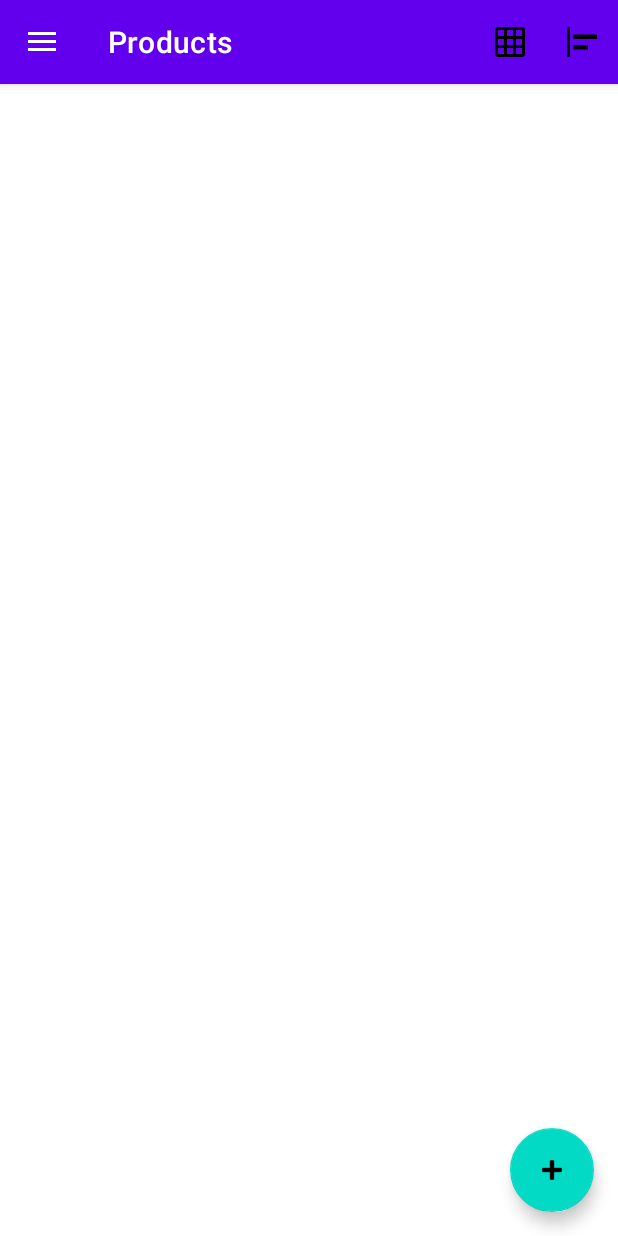
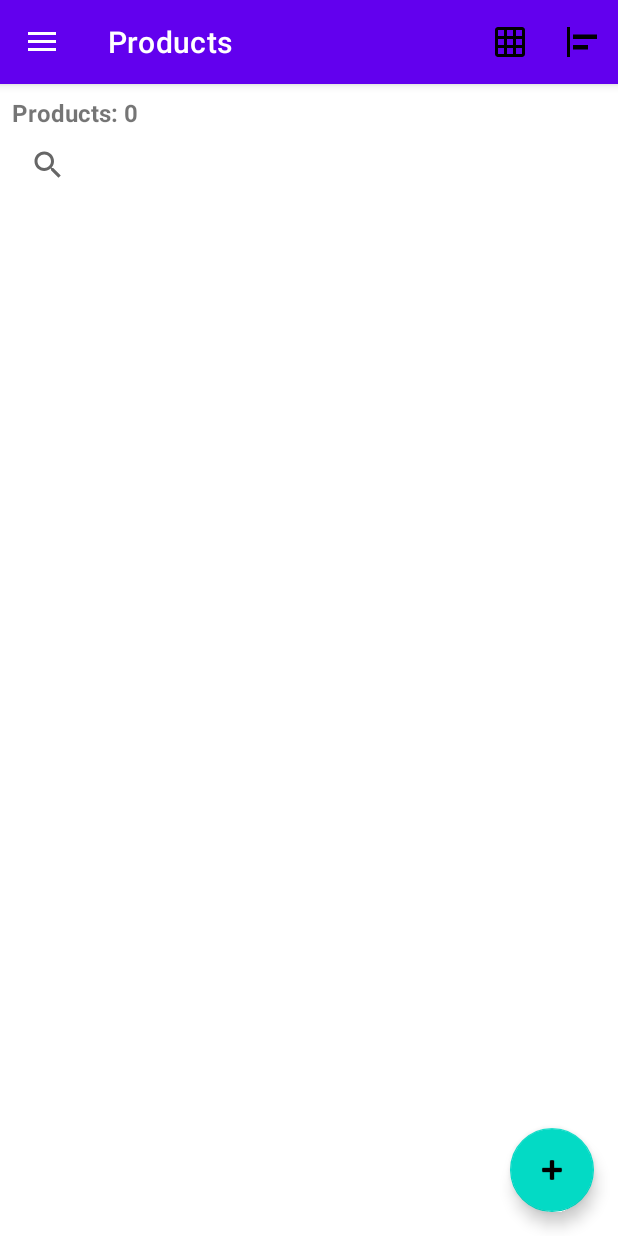
Before and after one commit to Drewienkopl/Mobile-App-Asystent-Ekologiczny, an Android app: the screen it shows after launch (MainActivity), in the side drawer, after a tap on "Products", on a phone screen of 412 x 824 dp. Run offline under Robolectric (Android 15) with nearby library versions, the phone set to English and light mode, and no system bars; our stand-ins replace navigation-ui.

Commit message:
feat: some more additional done

```diff
--- a/app/src/main/java/com/example/lab1/MainActivity.java
+++ b/app/src/main/java/com/example/lab1/MainActivity.java
@@ -19,24 +19,32 @@ import com.example.lab1.databinding.ActivityMainBinding;
 public class MainActivity extends AppCompatActivity {
 
     private AppBarConfiguration mAppBarConfiguration;
+    private ActivityMainBinding binding;
 
     @Override
     protected void onCreate(Bundle savedInstanceState) {
+        // Apply dark mode
+        SharedPreferences prefs = getSharedPreferences("app_prefs", MODE_PRIVATE);
+        boolean dark = prefs.getBoolean("pref_dark_mode", false);
+        AppCompatDelegate.setDefaultNightMode(
+                dark ? AppCompatDelegate.MODE_NIGHT_YES : AppCompatDelegate.MODE_NIGHT_NO
+        );
+
         super.onCreate(savedInstanceState);
 
-        ActivityMainBinding binding = ActivityMainBinding.inflate(getLayoutInflater());
+        binding = ActivityMainBinding.inflate(getLayoutInflater());
         setContentView(binding.getRoot());
 
         setSupportActionBar(binding.appBarMain.toolbar);
 
         DrawerLayout drawer = binding.drawerLayout;
         NavigationView navigationView = binding.navView;
-        // Passing each menu ID as a set of Ids because each
-        // menu should be considered as top level destinations.
+
         mAppBarConfiguration = new AppBarConfiguration.Builder(
                 R.id.nav_deposit, R.id.nav_products, R.id.nav_reports, R.id.nav_settings)
                 .setOpenableLayout(drawer)
                 .build();
+
         NavController navController = Navigation.findNavController(this, R.id.nav_host_fragment_content_main);
         NavigationUI.setupActionBarWithNavController(this, navController, mAppBarConfiguration);
         NavigationUI.setupWithNavController(navigationView, navController);
--- a/app/src/main/java/com/example/lab1/ui/products/ProductsAdapter.java
+++ b/app/src/main/java/com/example/lab1/ui/products/ProductsAdapter.java
@@ -19,6 +19,7 @@ import com.google.android.material.color.MaterialColors;
 
 import java.text.ParseException;
 import java.text.SimpleDateFormat;
+import java.util.ArrayList;
 import java.util.Date;
 import java.util.List;
 import java.util.Locale;
@@ -28,6 +29,7 @@ public class ProductsAdapter extends RecyclerView.Adapter<ProductsAdapter.Produc
 
 
     private List<Product> productList;
+    private List<Product> originalList;
     private final OnItemClickListener listener;
 
 
@@ -38,15 +40,34 @@ public class ProductsAdapter extends RecyclerView.Adapter<ProductsAdapter.Produc
 
     public ProductsAdapter(List<Product> productList, OnItemClickListener listener) {
         this.productList = productList;
+        this.originalList = new ArrayList<>(productList);
         this.listener = listener;
     }
 
 
     public void updateData(List<Product> newList) {
-        this.productList = newList;
+        this.productList = new ArrayList<>(newList);
+        if (this.originalList == null || this.originalList.isEmpty()) {
+            this.originalList = new ArrayList<>(newList);
+        }
         notifyDataSetChanged();
     }
 
+    public void filter(String query) {
+        if (query == null || query.trim().isEmpty()) {
+            productList = new ArrayList<>(originalList);
+        } else {
+            String q = query.toLowerCase(Locale.getDefault()).trim();
+            List<Product> filtered = new ArrayList<>();
+            for (Product p : originalList) {
+                if (p.getName() != null && p.getName().toLowerCase(Locale.getDefault()).contains(q)) {
+                    filtered.add(p);
+                }
+            }
+            productList = filtered;
+        }
+        notifyDataSetChanged();
+    }
 
     @NonNull
     @Override
@@ -83,7 +104,7 @@ public class ProductsAdapter extends RecyclerView.Adapter<ProductsAdapter.Produc
         );
 
 
-        // Podświetlenie produktów po terminie
+        // Podswietlenie produktow po terminie
         if (product.getExpiryDate() != null && !product.getExpiryDate().isEmpty()) {
             SimpleDateFormat sdf = new SimpleDateFormat("yyyy-MM-dd", Locale.getDefault());
             try {
@@ -94,7 +115,7 @@ public class ProductsAdapter extends RecyclerView.Adapter<ProductsAdapter.Produc
                     holder.itemView.setBackgroundColor(normalBg);
                 }
             } catch (ParseException e) {
-                // jeżeli nie uda się sparsować daty — pozostaw białe tło
+                // jezeli nie uda się sparsowac daty to zostaw normalne tlo
                 holder.itemView.setBackgroundColor(normalBg);
             }
         } else {
@@ -113,7 +134,6 @@ public class ProductsAdapter extends RecyclerView.Adapter<ProductsAdapter.Produc
         return productList == null ? 0 : productList.size();
     }
 
-
     public static class ProductViewHolder extends RecyclerView.ViewHolder {
         TextView textName, textCategory, textPrice, textExpiry;
 
--- a/app/src/main/java/com/example/lab1/ui/products/ProductsFragment.java
+++ b/app/src/main/java/com/example/lab1/ui/products/ProductsFragment.java
@@ -46,18 +46,13 @@ public class ProductsFragment extends Fragment {
     public View onCreateView(@NonNull LayoutInflater inflater,
                              ViewGroup container, Bundle savedInstanceState) {
 
-
         binding = FragmentProductsBinding.inflate(inflater, container, false);
         View root = binding.getRoot();
 
-
         dbHelper = new DBHelper(requireContext());
-
 
         RecyclerView recyclerView = binding.recyclerViewProducts;
         recyclerView.setLayoutManager(new LinearLayoutManager(getContext()));
-
-
 
 
         // adapter z pusta lista na start
@@ -74,7 +69,6 @@ public class ProductsFragment extends Fragment {
                 v -> Navigation.findNavController(v).navigate(R.id.action_products_to_addProduct)
         );
 
-
         // wczytujemy produkty
         loadProductsFromDb();
 
@@ -86,22 +80,43 @@ public class ProductsFragment extends Fragment {
     @Override
     public void onViewCreated(@NonNull View view, @Nullable Bundle savedInstanceState) {
         super.onViewCreated(view, savedInstanceState);
+
+        //Setup SearchView
+        androidx.appcompat.widget.SearchView searchView = binding.searchView;
+        searchView.setQueryHint("Szukaj produktów...");
+        searchView.setOnQueryTextListener(new androidx.appcompat.widget.SearchView.OnQueryTextListener() {
+            @Override
+            public boolean onQueryTextSubmit(String query) {
+                adapter.filter(query);
+                updateProductCount();
+                searchView.clearFocus();
+                return true;
+            }
+
+            @Override
+            public boolean onQueryTextChange(String newText) {
+                adapter.filter(newText);
+                updateProductCount();
+                return true;
+            }
+        });
+
+        //Setup MenuProvider for menu items
         requireActivity().addMenuProvider(new MenuProvider() {
             @Override
             public void onCreateMenu(@NonNull Menu menu, @NonNull MenuInflater inflater) {
                 inflater.inflate(R.menu.menu_products, menu);
             }
 
-
             @Override
             public boolean onMenuItemSelected(@NonNull MenuItem item) {
                 if (item.getItemId() == R.id.action_sort_price) {
+                    // Toggle ascending/descending
                     sortAscending = !sortAscending;
                     List<Product> sorted = new ArrayList<>(adapter.getProductList());
                     sorted.sort((p1, p2) ->
-                            sortAscending ?
-                                    Double.compare(p1.getPrice(), p2.getPrice()) :
-                                    Double.compare(p2.getPrice(), p1.getPrice())
+                            sortAscending ? Double.compare(p1.getPrice(), p2.getPrice())
+                                    : Double.compare(p2.getPrice(), p1.getPrice())
                     );
                     adapter.updateData(sorted);
                     return true;
@@ -114,7 +129,6 @@ public class ProductsFragment extends Fragment {
         }, getViewLifecycleOwner());
     }
 
-
     private void toggleLayoutManager() {
         isGrid = !isGrid;
         RecyclerView recyclerView = binding.recyclerViewProducts;
@@ -126,8 +140,10 @@ public class ProductsFragment extends Fragment {
         recyclerView.setAdapter(adapter);
     }
 
-
-
+    private void updateProductCount() {
+        int count = adapter.getProductList().size();
+        binding.tvProductCount.setText(getString(R.string.products_count, count));
+    }
 
     // odswiez liste za kazdym razem gdy fragment wraca na pierwszy plan
     @Override
@@ -136,11 +152,13 @@ public class ProductsFragment extends Fragment {
         loadProductsFromDb();
     }
 
-
     private void loadProductsFromDb() {
         List<Product> products = dbHelper.getAllProducts();
         if (products == null) products = new ArrayList<>();
         adapter.updateData(products);
+
+        //aktualizuj licznik produktow
+        binding.tvProductCount.setText(getString(R.string.products_count, products.size()));
     }
 
 
--- a/app/src/main/res/layout/fragment_products.xml
+++ b/app/src/main/res/layout/fragment_products.xml
@@ -6,19 +6,46 @@
     android:layout_height="match_parent"
     tools:context=".ui.products.ProductsFragment">
 
+    <LinearLayout
+        android:id="@+id/header"
+        android:layout_width="0dp"
+        android:layout_height="wrap_content"
+        android:orientation="vertical"
+        app:layout_constraintTop_toTopOf="parent"
+        app:layout_constraintStart_toStartOf="parent"
+        app:layout_constraintEnd_toEndOf="parent"
+        android:padding="8dp">
+
+        <TextView
+            android:id="@+id/tvProductCount"
+            android:layout_width="wrap_content"
+            android:layout_height="wrap_content"
+            android:text="Produkty: 0"
+            android:textStyle="bold"
+            android:textSize="16sp" />
+
+        <androidx.appcompat.widget.SearchView
+            android:id="@+id/searchView"
+            android:layout_width="match_parent"
+            android:layout_height="wrap_content"
+            android:queryHint="Szukaj produktu..." />
+    </LinearLayout>
+
     <androidx.recyclerview.widget.RecyclerView
         android:id="@+id/recyclerViewProducts"
         android:layout_width="0dp"
         android:layout_height="0dp"
-        app:layout_constraintTop_toTopOf="parent"
+        app:layout_constraintTop_toBottomOf="@id/header"
         app:layout_constraintBottom_toBottomOf="parent"
         app:layout_constraintStart_toStartOf="parent"
         app:layout_constraintEnd_toEndOf="parent"
         tools:listitem="@layout/item_product" />
+
     <com.google.android.material.floatingactionbutton.FloatingActionButton
         android:id="@+id/fabAddProduct"
         android:layout_width="wrap_content"
         android:layout_height="wrap_content"
+        android:title="@string/tooltip_add_product"
         android:contentDescription="@string/text_zapisz"
         app:srcCompat="@android:drawable/ic_input_add"
         app:layout_constraintEnd_toEndOf="parent"
--- a/app/src/main/res/menu/menu_products.xml
+++ b/app/src/main/res/menu/menu_products.xml
@@ -7,12 +7,12 @@
         android:id="@+id/action_toggle_layout"
         android:title="@string/tooltip_switch_to_grid"
         android:icon="@drawable/ic_grid"
-        app:showAsAction="always" />
+        app:showAsAction="ifRoom" />
 
 
     <item
         android:id="@+id/action_sort_price"
         android:title="@string/tooltip_sort_by_price"
         android:icon="@drawable/ic_sort"
-        app:showAsAction="always" />
+        app:showAsAction="ifRoom" />
 </menu>
--- a/app/src/main/res/values/strings.xml
+++ b/app/src/main/res/values/strings.xml
@@ -31,9 +31,11 @@
     <string name="store_label">Sklep: %1$s</string>
     <string name="purchase_date_label">Data zakupu: %1$s</string>
 
-    <string name="tooltip_sort_by_price">Sortuj po cenie</string>
-    <string name="tooltip_switch_to_grid">Widok</string>
+    <string name="tooltip_sort_by_price">Sort by Price</string>
+    <string name="tooltip_switch_to_grid">View</string>
+    <string name="tooltip_add_product">Add Product</string>
 
+    <string name="products_count">Products: %1$d</string>
     <!-- TODO: Remove or change this placeholder text -->
     <string name="hello_blank_fragment">Hello blank fragment</string>
 </resources>
```
